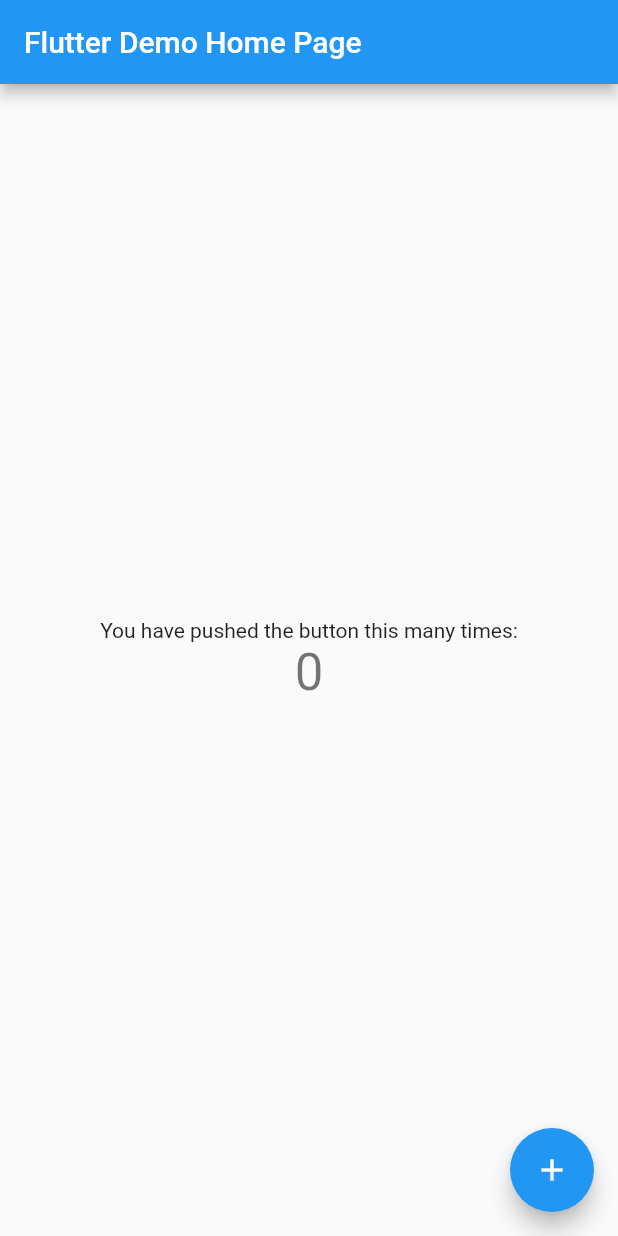
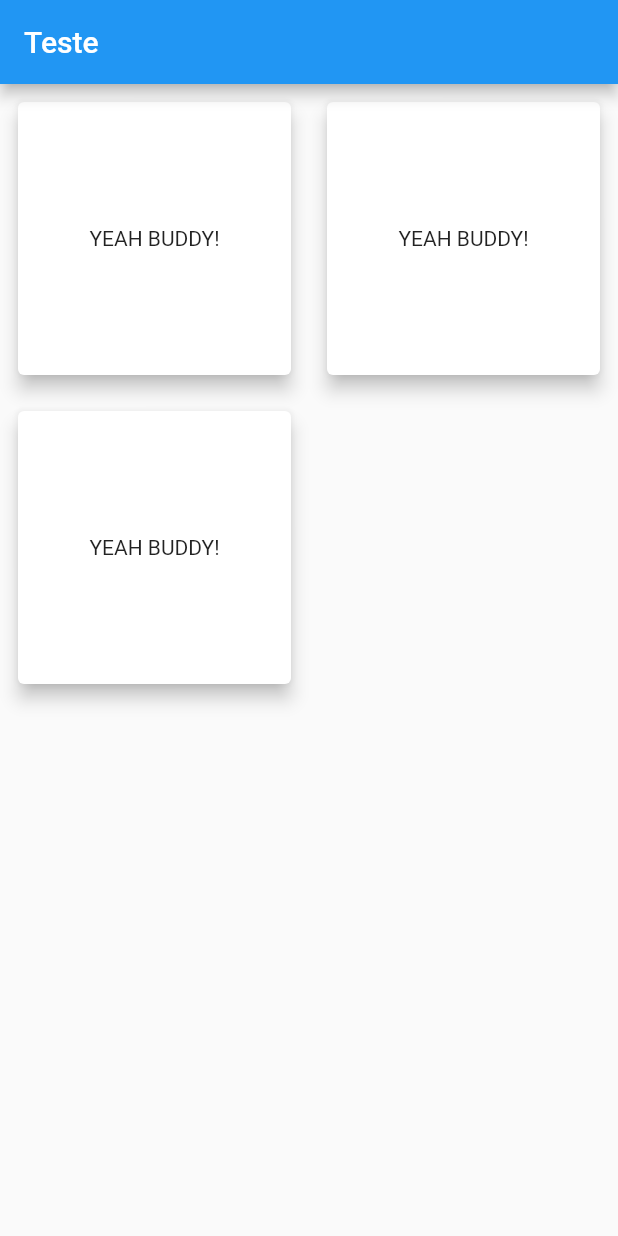
Before and after one commit to Medinagui/Flutter_AppNutricao, a Flutter app: the screen it shows after launch, on a phone screen of 412 x 824 dp. Run offline on Flutter 3.47's test engine with Material 2 defaults, Android fonts, the phone set to English and light mode, and no system bars.

Commit message:
Update main.dart

```diff
--- a/appnutricao/lib/main.dart
+++ b/appnutricao/lib/main.dart
@@ -1,115 +1,43 @@
 import 'package:flutter/material.dart';
 
-void main() {
-  runApp(const MyApp());
-}
+void main(List<String> args) => runApp(const AppNutricao());
 
-class MyApp extends StatelessWidget {
-  const MyApp({super.key});
+class AppNutricao extends StatelessWidget {
+  const AppNutricao({super.key});
 
-  // This widget is the root of your application.
   @override
   Widget build(BuildContext context) {
     return MaterialApp(
-      title: 'Flutter Demo',
-      theme: ThemeData(
-        // This is the theme of your application.
-        //
-        // Try running your application with "flutter run". You'll see the
-        // application has a blue toolbar. Then, without quitting the app, try
-        // changing the primarySwatch below to Colors.green and then invoke
-        // "hot reload" (press "r" in the console where you ran "flutter run",
-        // or simply save your changes to "hot reload" in a Flutter IDE).
-        // Notice that the counter didn't reset back to zero; the application
-        // is not restarted.
-        primarySwatch: Colors.blue,
+        home: Scaffold(
+      appBar: AppBar(
+        title: const Text('Teste'),
       ),
-      home: const MyHomePage(title: 'Flutter Demo Home Page'),
-    );
+      body: GridView(
+          gridDelegate: const SliverGridDelegateWithFixedCrossAxisCount(
+              crossAxisCount: 2),
+          children: const [
+            Padding(
+              padding: EdgeInsets.all(8),
+              child: Card(
+                elevation: 5,
+                child: Center(child: Text('YEAH BUDDY!')),
+              ),
+            ),
+            Padding(
+              padding: EdgeInsets.all(8),
+              child: Card(
+                elevation: 5,
+                child: Center(child: Text('YEAH BUDDY!')),
+              ),
+            ),
+            Padding(
+              padding: EdgeInsets.all(8),
+              child: Card(
+                elevation: 5,
+                child: Center(child: Text('YEAH BUDDY!')),
+              ),
+            ),
+          ]),
+    ));
   }
 }
-
-class MyHomePage extends StatefulWidget {
-  const MyHomePage({super.key, required this.title});
-
-  // This widget is the home page of your application. It is stateful, meaning
-  // that it has a State object (defined below) that contains fields that affect
-  // how it looks.
-
-  // This class is the configuration for the state. It holds the values (in this
-  // case the title) provided by the parent (in this case the App widget) and
-  // used by the build method of the State. Fields in a Widget subclass are
-  // always marked "final".
-
-  final String title;
-
-  @override
-  State<MyHomePage> createState() => _MyHomePageState();
-}
-
-class _MyHomePageState extends State<MyHomePage> {
-  int _counter = 0;
-
-  void _incrementCounter() {
-    setState(() {
-      // This call to setState tells the Flutter framework that something has
-      // changed in this State, which causes it to rerun the build method below
-      // so that the display can reflect the updated values. If we changed
-      // _counter without calling setState(), then the build method would not be
-      // called again, and so nothing would appear to happen.
-      _counter++;
-    });
-  }
-
-  @override
-  Widget build(BuildContext context) {
-    // This method is rerun every time setState is called, for instance as done
-    // by the _incrementCounter method above.
-    //
-    // The Flutter framework has been optimized to make rerunning build methods
-    // fast, so that you can just rebuild anything that needs updating rather
-    // than having to individually change instances of widgets.
-    return Scaffold(
-      appBar: AppBar(
-        // Here we take the value from the MyHomePage object that was created by
-        // the App.build method, and use it to set our appbar title.
-        title: Text(widget.title),
-      ),
-      body: Center(
-        // Center is a layout widget. It takes a single child and positions it
-        // in the middle of the parent.
-        child: Column(
-          // Column is also a layout widget. It takes a list of children and
-          // arranges them vertically. By default, it sizes itself to fit its
-          // children horizontally, and tries to be as tall as its parent.
-          //
-          // Invoke "debug painting" (press "p" in the console, choose the
-          // "Toggle Debug Paint" action from the Flutter Inspector in Android
-          // Studio, or the "Toggle Debug Paint" command in Visual Studio Code)
-          // to see the wireframe for each widget.
-          //
-          // Column has various properties to control how it sizes itself and
-          // how it positions its children. Here we use mainAxisAlignment to
-          // center the children vertically; the main axis here is the vertical
-          // axis because Columns are vertical (the cross axis would be
-          // horizontal).
-          mainAxisAlignment: MainAxisAlignment.center,
-          children: <Widget>[
-            const Text(
-              'You have pushed the button this many times:',
-            ),
-            Text(
-              '$_counter',
-              style: Theme.of(context).textTheme.headlineMedium,
-            ),
-          ],
-        ),
-      ),
-      floatingActionButton: FloatingActionButton(
-        onPressed: _incrementCounter,
-        tooltip: 'Increment',
-        child: const Icon(Icons.add),
-      ), // This trailing comma makes auto-formatting nicer for build methods.
-    );
-  }
-}
```
